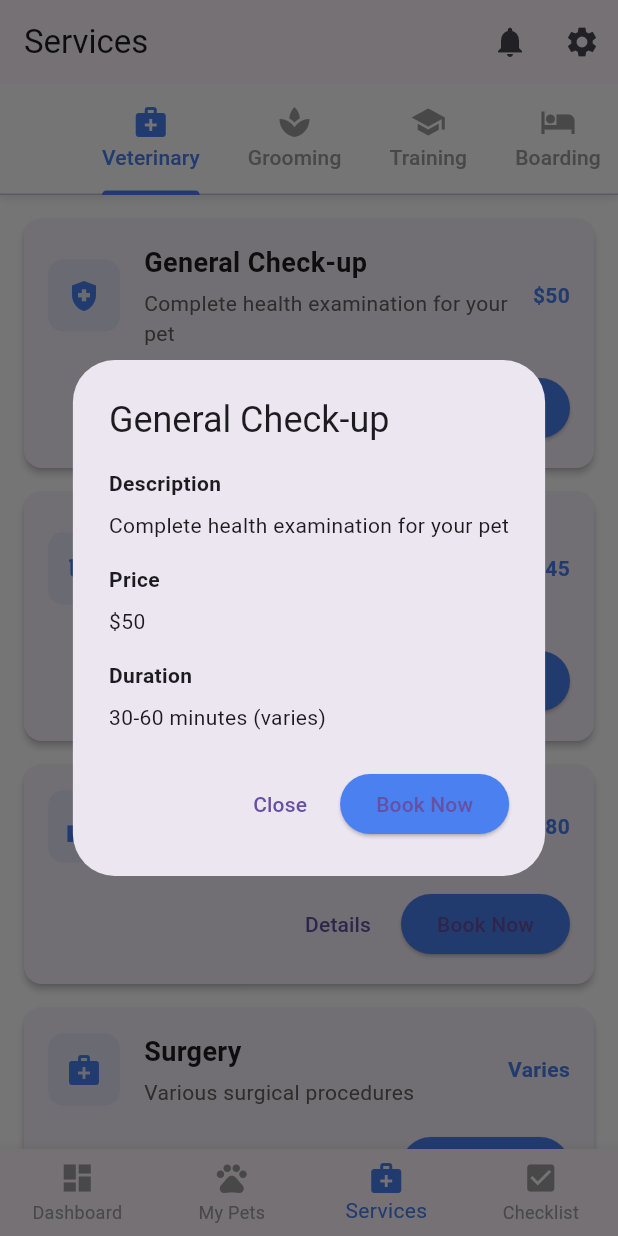
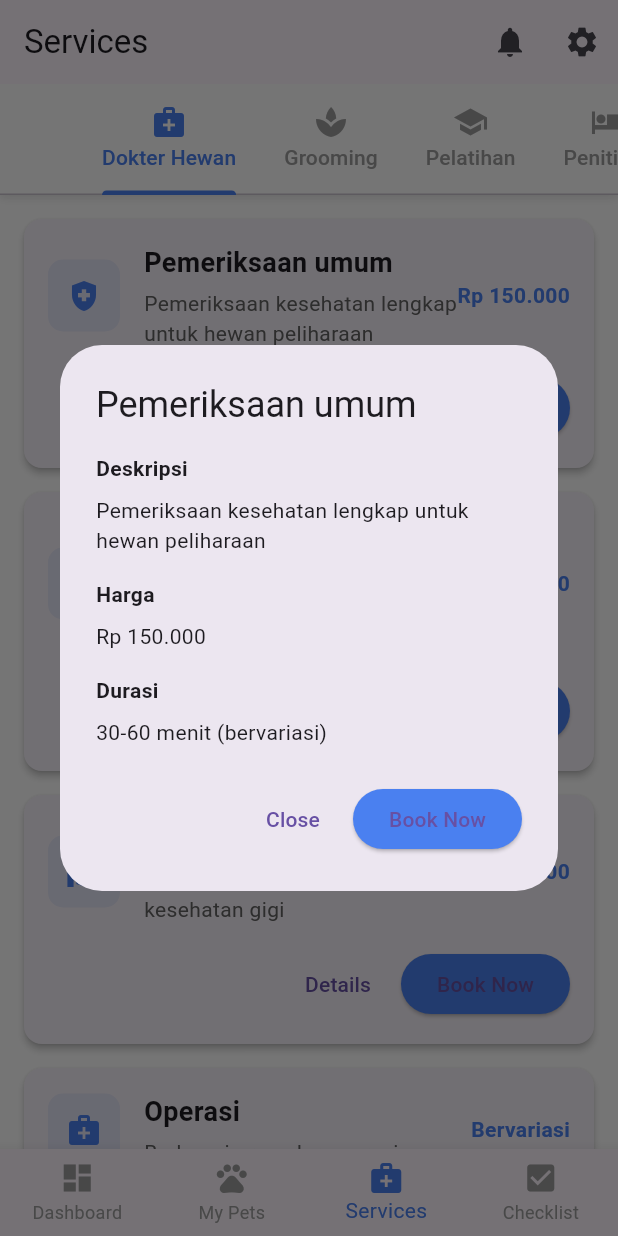
Before and after one commit to amandaftrn/PawRadar, a Flutter app: the screen it shows after launch, item 3 of the bottom bar chosen, after a tap on "Details", on a phone screen of 412 x 824 dp. Run offline on Flutter 3.47's test engine with Material 3 defaults, Android fonts, the phone set to English and light mode, and no system bars; Roboto replaces fonts that are missing (Poppins).

Commit message:
translate some sentences

```diff
--- a/lib/main.dart
+++ b/lib/main.dart
@@ -124,7 +124,7 @@ class _HomePageState extends State<HomePage> {
       builder: (BuildContext context) {
         return AlertDialog(
           title: Text('PawRadar Settings'),
-          content: Text('Would you like to update your notifications preferences?'),
+          content: Text('Apakah Anda ingin memperbarui preferensi notifikasi?'),
           actions: [
             TextButton(
               child: Text('Cancel'),
@@ -136,7 +136,7 @@ class _HomePageState extends State<HomePage> {
               child: Text('Yes'),
               onPressed: () {
                 Navigator.of(context).pop();
-                _showToast(context, 'Settings will be updated soon!');
+                _showToast(context, 'Pengaturan akan segera diperbarui!');
               },
             ),
           ],
--- a/lib/screens/care_checklist_screen.dart
+++ b/lib/screens/care_checklist_screen.dart
@@ -36,40 +36,40 @@ class _CareChecklistScreenState extends State<CareChecklistScreen> {
 
     _tasks.addAll([
       CareTask(
-        title: 'Morning Walk',
-        description: 'Take Max for a 20-minute morning walk',
+        title: 'Jalan Pagi',
+        description: 'Ajak Max jalan pagi selama 30 menit',
         dueDate: DateTime(now.year, now.month, now.day, 8, 0),
         petName: 'Max',
       ),
       CareTask(
-        title: 'Evening Walk',
-        description: 'Take Max for a 30-minute evening walk',
+        title: 'Jalan Sore',
+        description: 'Ajak Max jalan sore selama 20 menit',
         dueDate: DateTime(now.year, now.month, now.day, 18, 0),
         petName: 'Max',
       ),
       CareTask(
-        title: 'Feed Breakfast',
-        description: '1 cup of dry food',
+        title: 'Sarapan',
+        description: '1 cup makanan kering',
         dueDate: DateTime(now.year, now.month, now.day, 7, 0),
         petName: 'Max',
         isCompleted: true,
       ),
       CareTask(
-        title: 'Feed Dinner',
-        description: '1 cup of dry food with supplements',
+        title: 'Makan Malam',
+        description: '1 cup makanan kering + sumplemen',
         dueDate: DateTime(now.year, now.month, now.day, 19, 0),
         petName: 'Max',
       ),
       CareTask(
-        title: 'Give Medicine',
-        description: '1 tablet after breakfast',
+        title: 'Obat',
+        description: '1 tablet setelah sarapan',
         dueDate: DateTime(now.year, now.month, now.day, 8, 30),
         petName: 'Max',
         isCompleted: true,
       ),
       CareTask(
-        title: 'Brush Fur',
-        description: 'Brush Bella\'s fur for 10 minutes',
+        title: 'Sisir',
+        description: 'Sisir bulu Bella selama 10 menit',
         dueDate: DateTime(now.year, now.month, now.day, 16, 0),
         petName: 'Bella',
       ),
@@ -80,15 +80,15 @@ class _CareChecklistScreenState extends State<CareChecklistScreen> {
         petName: 'Bella',
       ),
       CareTask(
-        title: 'Feed Breakfast',
-        description: '1/2 cup of wet food',
+        title: 'Sarapan',
+        description: '1/2 cup makanan basah',
         dueDate: DateTime(now.year, now.month, now.day, 7, 0),
         petName: 'Bella',
         isCompleted: true,
       ),
       CareTask(
-        title: 'Feed Dinner',
-        description: '1/2 cup of wet food',
+        title: 'Makan Malam',
+        description: '1/2 cup makanan basah',
         dueDate: DateTime(now.year, now.month, now.day, 19, 0),
         petName: 'Bella',
       ),
--- a/lib/screens/pet_list_screen.dart
+++ b/lib/screens/pet_list_screen.dart
@@ -26,15 +26,15 @@ class _PetListScreenState extends State<PetListScreen> {
     Pet(
       name: 'Max',
       breed: 'Golden Retriever',
-      age: '3 years',
-      gender: 'Male',
+      age: '3 tahun',
+      gender: 'Jantan',
       avatarColor: Colors.amber,
     ),
     Pet(
       name: 'Bella',
-      breed: 'Persian Cat',
-      age: '2 years',
-      gender: 'Female',
+      breed: 'Kucing Persia',
+      age: '2 tahun',
+      gender: 'Betina',
       avatarColor: Colors.pinkAccent,
     ),
   ];
@@ -114,14 +114,14 @@ class _PetListScreenState extends State<PetListScreen> {
                     mainAxisAlignment: MainAxisAlignment.center,
                     children: [
                       Icon(
-                        pet.gender == 'Male' ? Icons.pets : Icons.catching_pokemon,
+                        pet.gender == 'Jantan' ? Icons.pets : Icons.catching_pokemon,
                         size: 60,
                         color: pet.avatarColor,
                       ),
                       SizedBox(height: 8),
                       // Placeholder text for future camera feature
                       Text(
-                        "Tap to take photo",
+                        "Ketuk untuk mengambil foto",
                         style: TextStyle(
                           color: Colors.grey[600],
                           fontSize: 12,
@@ -145,7 +145,7 @@ class _PetListScreenState extends State<PetListScreen> {
                     onPressed: () {
                       // Placeholder for camera functionality
                       ScaffoldMessenger.of(context).showSnackBar(
-                          SnackBar(content: Text('Camera feature coming soon!'))
+                          SnackBar(content: Text('Fitur kamera akan segera hadir!'))
                       );
                     },
                   ),
@@ -171,7 +171,7 @@ class _PetListScreenState extends State<PetListScreen> {
                     Container(
                       padding: EdgeInsets.symmetric(horizontal: 8.0, vertical: 4.0),
                       decoration: BoxDecoration(
-                        color: pet.gender == 'Male'
+                        color: pet.gender == 'Jantan'
                             ? Colors.blue.withOpacity(0.1)
                             : Colors.pink.withOpacity(0.1),
                         borderRadius: BorderRadius.circular(12.0),
@@ -179,7 +179,7 @@ class _PetListScreenState extends State<PetListScreen> {
                       child: Text(
                         pet.gender,
                         style: TextStyle(
-                          color: pet.gender == 'Male' ? Colors.blue : Colors.pink,
+                          color: pet.gender == 'Jantan' ? Colors.blue : Colors.pink,
                           fontSize: 12,
                           fontWeight: FontWeight.w500,
                         ),
@@ -196,7 +196,7 @@ class _PetListScreenState extends State<PetListScreen> {
                 ),
                 SizedBox(height: 4.0),
                 Text(
-                  'Age: ${pet.age}',
+                  'Umur: ${pet.age}',
                   style: TextStyle(
                     color: Colors.grey[700],
                   ),
@@ -207,23 +207,23 @@ class _PetListScreenState extends State<PetListScreen> {
                   children: [
                     _buildActionButton(
                       icon: Icons.event,
-                      label: 'Schedule',
+                      label: 'Jadwal',
                       color: Colors.orange,
                       onTap: () {
                         // Schedule appointment
                         ScaffoldMessenger.of(context).showSnackBar(
-                            SnackBar(content: Text('Schedule appointment for ${pet.name}'))
+                            SnackBar(content: Text('Jadwalkan janji untuk ${pet.name}'))
                         );
                       },
                     ),
                     _buildActionButton(
                       icon: Icons.history,
-                      label: 'History',
+                      label: 'Riwayat',
                       color: Colors.green,
                       onTap: () {
                         // View medical history
                         ScaffoldMessenger.of(context).showSnackBar(
-                            SnackBar(content: Text('View ${pet.name}\'s history'))
+                            SnackBar(content: Text('Lihat riwayat ${pet.name}'))
                         );
                       },
                     ),
@@ -234,7 +234,7 @@ class _PetListScreenState extends State<PetListScreen> {
                       onTap: () {
                         // Edit pet info
                         ScaffoldMessenger.of(context).showSnackBar(
-                            SnackBar(content: Text('Edit ${pet.name}\'s information'))
+                            SnackBar(content: Text('Edit informasi ${pet.name}'))
                         );
                       },
                     ),
@@ -280,37 +280,37 @@ class _PetListScreenState extends State<PetListScreen> {
       context: context,
       builder: (BuildContext context) {
         return AlertDialog(
-          title: Text('Add New Pet'),
+          title: Text('Tambahkan hewan baru'),
           content: SingleChildScrollView(
             child: Column(
               mainAxisSize: MainAxisSize.min,
               children: [
                 TextField(
                   decoration: InputDecoration(
-                    labelText: 'Pet Name',
-                    hintText: 'Enter pet name',
+                    labelText: 'Nama Hewan',
+                    hintText: 'Masukan nama hewan',
                   ),
                 ),
                 SizedBox(height: 16.0),
                 TextField(
                   decoration: InputDecoration(
-                    labelText: 'Breed',
-                    hintText: 'Enter breed',
+                    labelText: 'Jenis',
+                    hintText: 'Masukan jenis/ras',
                   ),
                 ),
                 SizedBox(height: 16.0),
                 TextField(
                   decoration: InputDecoration(
-                    labelText: 'Age',
-                    hintText: 'Enter age (e.g., 2 years)',
+                    labelText: 'Umur',
+                    hintText: 'Masukkan umur (mis: 2 tahun',
                   ),
                 ),
                 SizedBox(height: 16.0),
                 DropdownButtonFormField<String>(
                   decoration: InputDecoration(
-                    labelText: 'Gender',
+                    labelText: 'Jenis Kelamin',
                   ),
-                  items: ['Male', 'Female'].map((String value) {
+                  items: ['Jantan', 'Betina'].map((String value) {
                     return DropdownMenuItem<String>(
                       value: value,
                       child: Text(value),
@@ -336,7 +336,7 @@ class _PetListScreenState extends State<PetListScreen> {
                         Icon(Icons.camera_alt, size: 40, color: Colors.grey),
                         SizedBox(height: 8),
                         Text(
-                          "Camera feature coming soon",
+                          "Fitur kamera akan segera hadir!",
                           style: TextStyle(color: Colors.grey[600]),
                         ),
                       ],
@@ -358,7 +358,7 @@ class _PetListScreenState extends State<PetListScreen> {
                 // Add pet logic here
                 Navigator.of(context).pop();
                 ScaffoldMessenger.of(context).showSnackBar(
-                    SnackBar(content: Text('New pet added successfully!'))
+                    SnackBar(content: Text('Sukses menambahkan hewan baru!'))
                 );
               },
               child: Text('Add'),
--- a/lib/screens/services_screen.dart
+++ b/lib/screens/services_screen.dart
@@ -36,31 +36,31 @@ class _ServicesScreenState extends State<ServicesScreen> with SingleTickerProvid
 
   final List<ServiceCategory> categories = [
     ServiceCategory(
-      name: 'Veterinary',
+      name: 'Dokter Hewan',
       icon: Icons.medical_services,
       services: [
         Service(
-          name: 'General Check-up',
-          description: 'Complete health examination for your pet',
-          price: '\$50',
+          name: 'Pemeriksaan umum',
+          description: 'Pemeriksaan kesehatan lengkap untuk hewan peliharaan',
+          price: 'Rp 150.000',
           icon: Icons.health_and_safety,
         ),
         Service(
-          name: 'Vaccination',
-          description: 'Essential vaccines for disease prevention',
-          price: '\$30 - \$45',
+          name: 'Vaksinasi',
+          description: 'Vaksin untuk mencegah penyakit',
+          price: 'Rp 100.000 - Rp 250.000',
           icon: Icons.vaccines,
         ),
         Service(
-          name: 'Dental Care',
-          description: 'Cleaning and dental health maintenance',
-          price: '\$80',
+          name: 'Perawatan Gigi',
+          description: 'Pembersihan dan perawatan kesehatan gigi',
+          price: 'Rp 300.000',
           icon: Icons.clean_hands,
         ),
         Service(
-          name: 'Surgery',
-          description: 'Various surgical procedures',
-          price: 'Varies',
+          name: 'Operasi',
+          description: 'Berbagai prosedur operasi',
+          price: 'Bervariasi',
           icon: Icons.medical_services,
         ),
       ],
@@ -70,87 +70,87 @@ class _ServicesScreenState extends State<ServicesScreen> with SingleTickerProvid
       icon: Icons.spa,
       services: [
         Service(
-          name: 'Bath & Brush',
-          description: 'Basic bath and brushing service',
-          price: '\$35',
+          name: 'Mandi & Sisir',
+          description: 'Layanan mandi dan penyisiran',
+          price: 'Rp 100.000',
           icon: Icons.shower,
         ),
         Service(
-          name: 'Full Groom',
-          description: 'Complete grooming package including haircut',
-          price: '\$60',
+          name: 'Grooming Lengkap',
+          description: 'Paket grooming lengkap, sudah termasuk potong rambut',
+          price: 'Rp 200.000',
           icon: Icons.content_cut,
         ),
         Service(
-          name: 'Nail Trimming',
-          description: 'Professional nail trimming service',
-          price: '\$15',
+          name: 'Potong Kuku',
+          description: 'Layanan potong kuku profesional',
+          price: 'Rp 50.000',
           icon: Icons.content_cut,
         ),
         Service(
-          name: 'Ear Cleaning',
-          description: 'Gentle ear cleaning service',
-          price: '\$20',
+          name: 'Pembersihan Telinga',
+          description: 'Layanan pembersihan telinga',
+          price: 'Rp 75.000',
           icon: Icons.clean_hands,
         ),
       ],
     ),
     ServiceCategory(
-      name: 'Training',
+      name: 'Pelatihan',
       icon: Icons.school,
       services: [
         Service(
-          name: 'Basic Obedience',
-          description: 'Essential commands and behavior training',
-          price: '\$45/session',
+          name: 'Pelatihan Dasar',
+          description: 'Perintah dasar dan pelatihan perilaku',
+          price: 'Rp 150.000/sesi',
           icon: Icons.pets,
         ),
         Service(
-          name: 'Puppy Training',
-          description: 'Early training for puppies',
-          price: '\$40/session',
+          name: 'Pelatihan Anak Anjing',
+          description: 'Pelatihan awal untuk anak anjing',
+          price: 'Rp 125.000/sesi',
           icon: Icons.child_care,
         ),
         Service(
-          name: 'Behavior Correction',
-          description: 'Address specific behavior problems',
-          price: '\$55/session',
+          name: 'Koreksi Perilaku',
+          description: 'Mengatasi masalah perilaku tertentu',
+          price: 'Rp 175.000/sesi',
           icon: Icons.psychology,
         ),
         Service(
-          name: 'Advanced Training',
-          description: 'Advanced commands and tricks',
-          price: '\$60/session',
+          name: 'Pelatihan Lanjutan',
+          description: 'Pelatihan lanjutan dan trik',
+          price: 'Rp 200.000/sesi',
           icon: Icons.military_tech,
         ),
       ],
     ),
     ServiceCategory(
-      name: 'Boarding',
+      name: 'Penitipan',
       icon: Icons.hotel,
       services: [
         Service(
-          name: 'Day Care',
-          description: 'Supervised play and care during the day',
-          price: '\$25/day',
+          name: 'Penitipan Harian',
+          description: 'Pengawasan dan perawatan sepanjang hari',
+          price: 'Rp 75.000/hari',
           icon: Icons.wb_sunny,
         ),
         Service(
-          name: 'Overnight Stay',
-          description: 'Comfortable overnight accommodation',
-          price: '\$45/night',
+          name: 'Menginap',
+          description: 'Akomodasi penginapan yang nyaman',
+          price: 'Rp 125.000/malam',
           icon: Icons.hotel,
         ),
         Service(
-          name: 'Extended Boarding',
-          description: 'Long-term boarding services',
-          price: '\$40/night',
+          name: 'Penitipan Jangka Panjang',
+          description: 'Layanan penitipan jangka panjang',
+          price: 'Rp 100.000/malam',
           icon: Icons.night_shelter,
         ),
         Service(
-          name: 'VIP Suite',
-          description: 'Premium boarding with extra amenities',
-          price: '\$60/night',
+          name: 'Paket VIP',
+          description: 'Penitipan premium dengan fasilitas ekstra',
+          price: 'Rp 200.000/malam',
           icon: Icons.star,
         ),
       ],
@@ -331,7 +331,7 @@ class _ServicesScreenState extends State<ServicesScreen> with SingleTickerProvid
             crossAxisAlignment: CrossAxisAlignment.start,
             children: [
               Text(
-                'Description',
+                'Deskripsi',
                 style: TextStyle(
                   fontWeight: FontWeight.bold,
                 ),
@@ -340,7 +340,7 @@ class _ServicesScreenState extends State<ServicesScreen> with SingleTickerProvid
               Text(service.description),
               SizedBox(height: 16.0),
               Text(
-                'Price',
+                'Harga',
                 style: TextStyle(
                   fontWeight: FontWeight.bold,
                 ),
@@ -349,13 +349,13 @@ class _ServicesScreenState extends State<ServicesScreen> with SingleTickerProvid
               Text(service.price),
               SizedBox(height: 16.0),
               Text(
-                'Duration',
+                'Durasi',
                 style: TextStyle(
                   fontWeight: FontWeight.bold,
                 ),
               ),
               SizedBox(height: 8.0),
-              Text('30-60 minutes (varies)'),
+              Text('30-60 menit (bervariasi)'),
             ],
           ),
           actions: [
@@ -389,7 +389,7 @@ class _ServicesScreenState extends State<ServicesScreen> with SingleTickerProvid
       SnackBar(
         content: Text('Booking ${service.name} service...'),
         action: SnackBarAction(
-          label: 'View',
+          label: 'Lihat',
           onPressed: () {
             // Navigate to bookings page
           },
@@ -402,9 +402,9 @@ class _ServicesScreenState extends State<ServicesScreen> with SingleTickerProvid
       context: context,
       builder: (BuildContext context) {
         return AlertDialog(
-          title: Text('Booking Confirmation'),
+          title: Text('Konfirmasi Pemesanan'),
           content: Text(
-              'Your ${service.name} service has been booked successfully!'),
+              'Layanan ${service.name} berhasil dipesan!'),
           actions: [
             TextButton(
               onPressed: () {
```
